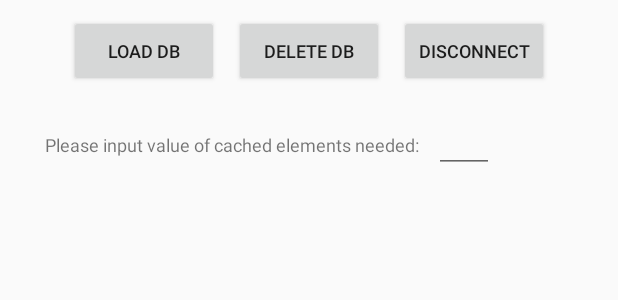
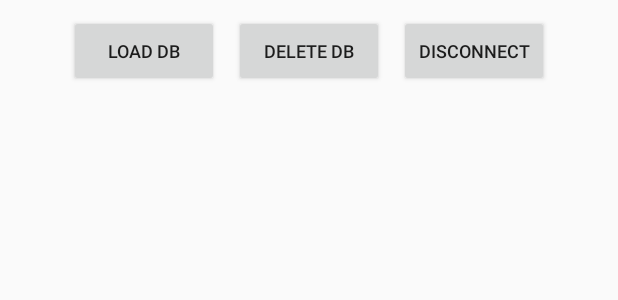
Before and after one commit to 3888/SQL-MVP, an Android app: the layout screen_users.xml on its own in the app's theme, with its tools: preview values and no code run, on a phone screen of 412 x 824 dp. Shown: the top 300 px of the screen. Run offline under Robolectric (Android 15) with nearby library versions, the phone set to English and light mode, and no system bars.

Commit message:
removed offset limit edit text

```diff
--- a/SQLMVP/app/build.gradle
+++ b/SQLMVP/app/build.gradle
@@ -76,10 +76,7 @@ dependencies {
 
     compile "com.github.markomilos:paginate:$paginateVersion"
 
-    compile "com.squareup.retrofit2:retrofit:$retrofitVersion"
-    compile "com.squareup.retrofit2:adapter-rxjava:$retrofitVersion"
     compile "com.squareup.retrofit2:converter-gson:$retrofitVersion"
 
     compile "javax.annotation:javax.annotation-api:$annotationVersion"
-    provided "javax.annotation:jsr250-api:$annotationApiVerson"
 }
--- a/SQLMVP/app/src/main/java/com/sql/mvp/testapp/ui/fragments/UsersFragment.java
+++ b/SQLMVP/app/src/main/java/com/sql/mvp/testapp/ui/fragments/UsersFragment.java
@@ -7,6 +7,7 @@ import android.support.v7.widget.RecyclerView;
 import android.view.LayoutInflater;
 import android.view.View;
 import android.view.ViewGroup;
+import android.widget.EditText;
 import android.widget.TextView;
 
 import com.paginate.Paginate;
--- a/SQLMVP/app/src/main/res/layout/screen_users.xml
+++ b/SQLMVP/app/src/main/res/layout/screen_users.xml
@@ -1,6 +1,7 @@
 <LinearLayout xmlns:android="http://schemas.android.com/apk/res/android"
     android:layout_width="match_parent"
     android:layout_height="match_parent"
+    xmlns:tools="http://schemas.android.com/tools"
     android:orientation="vertical"
     android:paddingEnd="@dimen/screen_users_fragment_padding_end"
     android:paddingStart="@dimen/screen_users_fragment_padding_start">
@@ -35,30 +36,6 @@
 
     </LinearLayout>
 
-    <LinearLayout
-        android:layout_width="match_parent"
-        android:layout_height="wrap_content"
-        android:focusable="true"
-        android:focusableInTouchMode="true"
-        android:orientation="horizontal"
-        android:padding="@dimen/screen_users_offset_input_container_padding">
-
-        <TextView
-            android:layout_width="wrap_content"
-            android:layout_height="wrap_content"
-            android:text="@string/users_set_max_cached_elements_message" />
-
-        <EditText
-            android:id="@+id/users_cached_elements_count_edit_text"
-            android:layout_width="@dimen/screen_users_offset_edit_text_width"
-            android:layout_height="wrap_content"
-            android:layout_marginStart="@dimen/screen_users_offset_edit_text_margin_start"
-            android:imeOptions="actionDone"
-            android:inputType="number"
-            android:maxLength="4" />
-
-    </LinearLayout>
-
     <android.support.v7.widget.RecyclerView
         android:id="@+id/users_list"
         android:layout_width="match_parent"
--- a/SQLMVP/app/src/main/res/values/dimens.xml
+++ b/SQLMVP/app/src/main/res/values/dimens.xml
@@ -58,8 +58,7 @@
     <dimen name="screen_users_buttons_container_margin_top">10dp</dimen>
     <dimen name="screen_users_button_margin_end">10dp</dimen>
     <dimen name="screen_users_button_margin_start">10dp</dimen>
-    <dimen name="screen_users_offset_input_container_padding">10dp</dimen>
-    <dimen name="screen_users_offset_edit_text_width">40dp</dimen>
-    <dimen name="screen_users_offset_edit_text_margin_start">10dp</dimen>
+    <dimen name="screen_users_item_text_view_margin_end">5dp</dimen>
+    <dimen name="screen_users_item_text_view_margin_start">5dp</dimen>
 
 </resources>
--- a/SQLMVP/app/src/main/res/values/strings.xml
+++ b/SQLMVP/app/src/main/res/values/strings.xml
@@ -6,9 +6,6 @@
     <string name="users_load_db">Load DB</string>
     <string name="users_delete_db">Delete DB</string>
     <string name="users_disconnect">Disconnect</string>
-    <string name="users_set_max_cached_elements_message">Please input value
-        of cached elements needed: </string>
-    <string name="users_error">Max cached elements can take values from 0 to 1000 </string>
     <string name="users_loading">"Total items loaded: %d. \n
         Loading more...</string>
 
--- a/SQLMVP/versions.gradle
+++ b/SQLMVP/versions.gradle
@@ -9,6 +9,5 @@ ext {
     rxandroidVersion = '1.2.0'
     paginateVersion = '0.5.1'
     annotationVersion = '1.2'
-    annotationApiVerson = '1.0'
     retrofitVersion = '2.0.2'
 }
```
Also changed, not shown: SQLMVP/app/src/main/res/layout/item_users.xml (+11 -2 lines).
